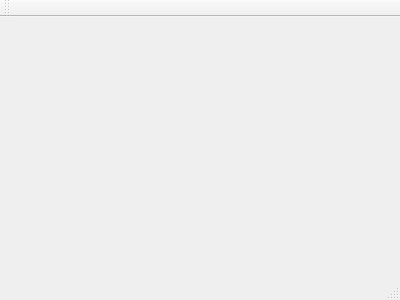
This is interface/Interface/mainwindow.ui in ZouJennie/iReCheck as Qt 5 draws it before an edit. The edited form follows.
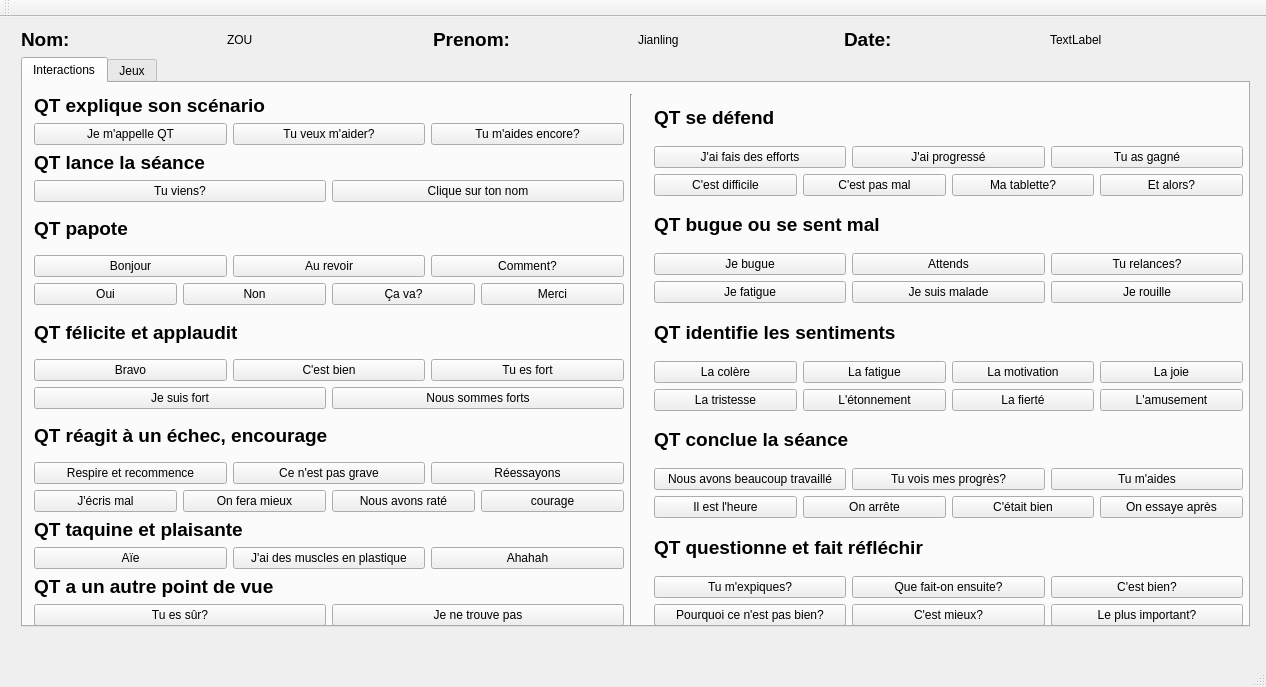
This is the edited form. The open tabs and pages were chosen to show the change.

What changed in the file:
```diff
--- a/interface/Interface/mainwindow.ui
+++ b/interface/Interface/mainwindow.ui
@@ -1,24 +1,1205 @@
 <ui version="4.0">
  <class>MainWindow</class>
- <widget class="QMainWindow" name="MainWindow" >
-  <property name="geometry" >
+ <widget class="QMainWindow" name="MainWindow">
+  <property name="geometry">
    <rect>
     <x>0</x>
     <y>0</y>
-    <width>400</width>
-    <height>300</height>
+    <width>1266</width>
+    <height>687</height>
    </rect>
   </property>
   <property name="windowTitle" >
    <string>MainWindow</string>
   </property>
-  <widget class="QMenuBar" name="menuBar" />
-  <widget class="QToolBar" name="mainToolBar" />
-  <widget class="QWidget" name="centralWidget" />
-  <widget class="QStatusBar" name="statusBar" />
+  <widget class="QWidget" name="centralWidget">
+   <widget class="QWidget" name="layoutWidget">
+    <property name="geometry">
+     <rect>
+      <x>10</x>
+      <y>0</y>
+      <width>1251</width>
+      <height>621</height>
+     </rect>
+    </property>
+    <layout class="QVBoxLayout" name="verticalLayout_4">
+     <item>
+      <layout class="QHBoxLayout" name="horizontalLayout">
+       <item>
+        <widget class="QLabel" name="nom">
+         <property name="font">
+          <font>
+           <pointsize>14</pointsize>
+           <weight>75</weight>
+           <bold>true</bold>
+          </font>
+         </property>
+         <property name="text">
+          <string>Nom:</string>
+         </property>
+        </widget>
+       </item>
+       <item>
+        <widget class="QLabel" name="show_nom">
+         <property name="text">
+          <string>ZOU</string>
+         </property>
+        </widget>
+       </item>
+       <item>
+        <widget class="QLabel" name="prenom">
+         <property name="font">
+          <font>
+           <pointsize>14</pointsize>
+           <weight>75</weight>
+           <bold>true</bold>
+          </font>
+         </property>
+         <property name="text">
+          <string>Prenom:</string>
+         </property>
+        </widget>
+       </item>
+       <item>
+        <widget class="QLabel" name="show_prenom">
+         <property name="text">
+          <string>Jianling</string>
+         </property>
+        </widget>
+       </item>
+       <item>
+        <widget class="QLabel" name="date">
+         <property name="font">
+          <font>
+           <pointsize>14</pointsize>
+           <weight>75</weight>
+           <bold>true</bold>
+          </font>
+         </property>
+         <property name="text">
+          <string>Date:</string>
+         </property>
+        </widget>
+       </item>
+       <item>
+        <widget class="QLabel" name="show_date">
+         <property name="text">
+          <string>TextLabel</string>
+         </property>
+        </widget>
+       </item>
+      </layout>
+     </item>
+     <item>
+      <widget class="QTabWidget" name="tabWidget">
+       <property name="currentIndex">
+        <number>1</number>
+       </property>
+       <widget class="QWidget" name="tab">
+        <attribute name="title">
+         <string>Interactions</string>
+        </attribute>
+        <widget class="QWidget" name="">
+         <property name="geometry">
+          <rect>
+           <x>0</x>
+           <y>0</y>
+           <width>1231</width>
+           <height>554</height>
+          </rect>
+         </property>
+         <layout class="QHBoxLayout" name="horizontalLayout_2">
+          <item>
+           <layout class="QVBoxLayout" name="verticalLayout">
+            <item>
+             <layout class="QVBoxLayout" name="verticalLayout_3">
+              <item>
+               <widget class="QLabel" name="label">
+                <property name="font">
+                 <font>
+                  <pointsize>14</pointsize>
+                  <weight>75</weight>
+                  <bold>true</bold>
+                 </font>
+                </property>
+                <property name="text">
+                 <string>QT explique son scénario</string>
+                </property>
+               </widget>
+              </item>
+              <item>
+               <layout class="QHBoxLayout" name="horizontalLayout_3">
+                <item>
+                 <widget class="QPushButton" name="je_mappelle_qt">
+                  <property name="text">
+                   <string>Je m'appelle QT</string>
+                  </property>
+                 </widget>
+                </item>
+                <item>
+                 <widget class="QPushButton" name="tu_veux_maider">
+                  <property name="text">
+                   <string>Tu veux m'aider?</string>
+                  </property>
+                 </widget>
+                </item>
+                <item>
+                 <widget class="QPushButton" name="tu_maides_encore">
+                  <property name="text">
+                   <string>Tu m'aides encore?</string>
+                  </property>
+                 </widget>
+                </item>
+               </layout>
+              </item>
+              <item>
+               <widget class="QLabel" name="label_2">
+                <property name="font">
+                 <font>
+                  <pointsize>14</pointsize>
+                  <weight>75</weight>
+                  <bold>true</bold>
+                 </font>
+                </property>
+                <property name="text">
+                 <string>QT lance la séance</string>
+                </property>
+               </widget>
+              </item>
+              <item>
+               <layout class="QHBoxLayout" name="horizontalLayout_4">
+                <item>
+                 <widget class="QPushButton" name="tu_viens">
+                  <property name="text">
+                   <string>Tu viens?</string>
+                  </property>
+                 </widget>
+                </item>
+                <item>
+                 <widget class="QPushButton" name="clique_ton_nom">
+                  <property name="text">
+                   <string>Clique sur ton nom</string>
+                  </property>
+                 </widget>
+                </item>
+               </layout>
+              </item>
+             </layout>
+            </item>
+            <item>
+             <layout class="QVBoxLayout" name="verticalLayout_5">
+              <item>
+               <widget class="QLabel" name="label_3">
+                <property name="font">
+                 <font>
+                  <pointsize>14</pointsize>
+                  <weight>75</weight>
+                  <bold>true</bold>
+                 </font>
+                </property>
+                <property name="text">
+                 <string>QT papote</string>
+                </property>
+               </widget>
+              </item>
+              <item>
+               <layout class="QHBoxLayout" name="horizontalLayout_6">
+                <item>
+                 <widget class="QPushButton" name="bonjour">
+                  <property name="text">
+                   <string>Bonjour</string>
+                  </property>
+                 </widget>
+                </item>
+                <item>
+                 <widget class="QPushButton" name="au_revoir">
+                  <property name="text">
+                   <string>Au revoir</string>
+                  </property>
+                 </widget>
+                </item>
+                <item>
+                 <widget class="QPushButton" name="comment">
+                  <property name="text">
+                   <string>Comment?</string>
+                  </property>
+                 </widget>
+                </item>
+               </layout>
+              </item>
+              <item>
+               <layout class="QHBoxLayout" name="horizontalLayout_5">
+                <item>
+                 <widget class="QPushButton" name="oui">
+                  <property name="text">
+                   <string>Oui</string>
+                  </property>
+                 </widget>
+                </item>
+                <item>
+                 <widget class="QPushButton" name="non">
+                  <property name="text">
+                   <string>Non</string>
+                  </property>
+                 </widget>
+                </item>
+                <item>
+                 <widget class="QPushButton" name="ca_va">
+                  <property name="text">
+                   <string>Ça va?</string>
+                  </property>
+                 </widget>
+                </item>
+                <item>
+                 <widget class="QPushButton" name="merci">
+                  <property name="text">
+                   <string>Merci</string>
+                  </property>
+                 </widget>
+                </item>
+               </layout>
+              </item>
+             </layout>
+            </item>
+            <item>
+             <layout class="QVBoxLayout" name="verticalLayout_7">
+              <item>
+               <widget class="QLabel" name="label_4">
+                <property name="font">
+                 <font>
+                  <pointsize>14</pointsize>
+                  <weight>75</weight>
+                  <bold>true</bold>
+                 </font>
+                </property>
+                <property name="text">
+                 <string>QT félicite et applaudit</string>
+                </property>
+               </widget>
+              </item>
+              <item>
+               <layout class="QHBoxLayout" name="horizontalLayout_8">
+                <item>
+                 <widget class="QPushButton" name="bravo">
+                  <property name="text">
+                   <string>Bravo</string>
+                  </property>
+                 </widget>
+                </item>
+                <item>
+                 <widget class="QPushButton" name="cest_bien">
+                  <property name="text">
+                   <string>C'est bien</string>
+                  </property>
+                 </widget>
+                </item>
+                <item>
+                 <widget class="QPushButton" name="tu_es_fort">
+                  <property name="text">
+                   <string>Tu es fort</string>
+                  </property>
+                 </widget>
+                </item>
+               </layout>
+              </item>
+              <item>
+               <layout class="QHBoxLayout" name="horizontalLayout_7">
+                <item>
+                 <widget class="QPushButton" name="jsuis_fort">
+                  <property name="text">
+                   <string>Je suis fort</string>
+                  </property>
+                 </widget>
+                </item>
+                <item>
+                 <widget class="QPushButton" name="nous_sommes_forts">
+                  <property name="text">
+                   <string>Nous sommes forts</string>
+                  </property>
+                 </widget>
+                </item>
+               </layout>
+              </item>
+             </layout>
+            </item>
+            <item>
+             <layout class="QVBoxLayout" name="verticalLayout_8">
+              <item>
+               <widget class="QLabel" name="label_5">
+                <property name="font">
+                 <font>
+                  <pointsize>14</pointsize>
+                  <weight>75</weight>
+                  <bold>true</bold>
+                 </font>
+                </property>
+                <property name="text">
+                 <string>QT réagit à un échec, encourage</string>
+                </property>
+               </widget>
+              </item>
+              <item>
+               <layout class="QHBoxLayout" name="horizontalLayout_10">
+                <item>
+                 <widget class="QPushButton" name="respire">
+                  <property name="text">
+                   <string>Respire et recommence</string>
+                  </property>
+                 </widget>
+                </item>
+                <item>
+                 <widget class="QPushButton" name="pas_grave">
+                  <property name="text">
+                   <string>Ce n'est pas grave</string>
+                  </property>
+                 </widget>
+                </item>
+                <item>
+                 <widget class="QPushButton" name="reessayons">
+                  <property name="text">
+                   <string>Réessayons</string>
+                  </property>
+                 </widget>
+                </item>
+               </layout>
+              </item>
+              <item>
+               <layout class="QHBoxLayout" name="horizontalLayout_9">
+                <item>
+                 <widget class="QPushButton" name="ecris_mal">
+                  <property name="text">
+                   <string>J'écris mal</string>
+                  </property>
+                 </widget>
+                </item>
+                <item>
+                 <widget class="QPushButton" name="fera_mieux">
+                  <property name="text">
+                   <string>On fera mieux</string>
+                  </property>
+                 </widget>
+                </item>
+                <item>
+                 <widget class="QPushButton" name="nous_avons_rate">
+                  <property name="text">
+                   <string>Nous avons raté</string>
+                  </property>
+                 </widget>
+                </item>
+                <item>
+                 <widget class="QPushButton" name="courage">
+                  <property name="text">
+                   <string>courage</string>
+                  </property>
+                 </widget>
+                </item>
+               </layout>
+              </item>
+             </layout>
+            </item>
+            <item>
+             <layout class="QVBoxLayout" name="verticalLayout_9">
+              <item>
+               <widget class="QLabel" name="label_6">
+                <property name="font">
+                 <font>
+                  <pointsize>14</pointsize>
+                  <weight>75</weight>
+                  <bold>true</bold>
+                 </font>
+                </property>
+                <property name="text">
+                 <string>QT taquine et plaisante</string>
+                </property>
+               </widget>
+              </item>
+              <item>
+               <layout class="QHBoxLayout" name="horizontalLayout_11">
+                <item>
+                 <widget class="QPushButton" name="aie">
+                  <property name="text">
+                   <string>Aïe</string>
+                  </property>
+                 </widget>
+                </item>
+                <item>
+                 <widget class="QPushButton" name="muscle_plastique">
+                  <property name="text">
+                   <string>J'ai des muscles en plastique</string>
+                  </property>
+                 </widget>
+                </item>
+                <item>
+                 <widget class="QPushButton" name="ahahah">
+                  <property name="text">
+                   <string>Ahahah</string>
+                  </property>
+                 </widget>
+                </item>
+               </layout>
+              </item>
+              <item>
+               <widget class="QLabel" name="label_7">
+                <property name="font">
+                 <font>
+                  <pointsize>14</pointsize>
+                  <weight>75</weight>
+                  <bold>true</bold>
+                 </font>
+                </property>
+                <property name="text">
+                 <string>QT a un autre point de vue</string>
+                </property>
+               </widget>
+              </item>
+              <item>
+               <layout class="QHBoxLayout" name="horizontalLayout_12">
+                <item>
+                 <widget class="QPushButton" name="tu_es_sur">
+                  <property name="text">
+                   <string>Tu es sûr?</string>
+                  </property>
+                 </widget>
+                </item>
+                <item>
+                 <widget class="QPushButton" name="je_trouve_pas">
+                  <property name="text">
+                   <string>Je ne trouve pas</string>
+                  </property>
+                 </widget>
+                </item>
+               </layout>
+              </item>
+             </layout>
+            </item>
+           </layout>
+          </item>
+          <item>
+           <widget class="Line" name="line_2">
+            <property name="orientation">
+             <enum>Qt::Vertical</enum>
+            </property>
+           </widget>
+          </item>
+          <item>
+           <spacer name="horizontalSpacer">
+            <property name="orientation">
+             <enum>Qt::Horizontal</enum>
+            </property>
+            <property name="sizeType">
+             <enum>QSizePolicy::Fixed</enum>
+            </property>
+            <property name="sizeHint" stdset="0">
+             <size>
+              <width>15</width>
+              <height>1</height>
+             </size>
+            </property>
+           </spacer>
+          </item>
+          <item>
+           <layout class="QVBoxLayout" name="verticalLayout_2">
+            <item>
+             <layout class="QVBoxLayout" name="verticalLayout_10">
+              <item>
+               <widget class="QLabel" name="label_8">
+                <property name="font">
+                 <font>
+                  <pointsize>14</pointsize>
+                  <weight>75</weight>
+                  <bold>true</bold>
+                 </font>
+                </property>
+                <property name="text">
+                 <string>QT se défend</string>
+                </property>
+               </widget>
+              </item>
+              <item>
+               <layout class="QHBoxLayout" name="horizontalLayout_15">
+                <item>
+                 <widget class="QPushButton" name="fais_effort">
+                  <property name="text">
+                   <string>J'ai fais des efforts</string>
+                  </property>
+                 </widget>
+                </item>
+                <item>
+                 <widget class="QPushButton" name="progresse">
+                  <property name="text">
+                   <string>J'ai progressé</string>
+                  </property>
+                 </widget>
+                </item>
+                <item>
+                 <widget class="QPushButton" name="gagne">
+                  <property name="text">
+                   <string>Tu as gagné</string>
+                  </property>
+                 </widget>
+                </item>
+               </layout>
+              </item>
+              <item>
+               <layout class="QHBoxLayout" name="horizontalLayout_13">
+                <item>
+                 <widget class="QPushButton" name="difficile">
+                  <property name="text">
+                   <string>C'est difficile</string>
+                  </property>
+                 </widget>
+                </item>
+                <item>
+                 <widget class="QPushButton" name="pas_mal">
+                  <property name="text">
+                   <string>C'est pas mal</string>
+                  </property>
+                 </widget>
+                </item>
+                <item>
+                 <widget class="QPushButton" name="ma_tablette">
+                  <property name="text">
+                   <string>Ma tablette?</string>
+                  </property>
+                 </widget>
+                </item>
+                <item>
+                 <widget class="QPushButton" name="et_alors">
+                  <property name="text">
+                   <string>Et alors?</string>
+                  </property>
+                 </widget>
+                </item>
+               </layout>
+              </item>
+             </layout>
+            </item>
+            <item>
+             <layout class="QVBoxLayout" name="verticalLayout_12">
+              <item>
+               <widget class="QLabel" name="label_9">
+                <property name="font">
+                 <font>
+                  <pointsize>14</pointsize>
+                  <weight>75</weight>
+                  <bold>true</bold>
+                 </font>
+                </property>
+                <property name="text">
+                 <string>QT bugue ou se sent mal</string>
+                </property>
+               </widget>
+              </item>
+              <item>
+               <layout class="QHBoxLayout" name="horizontalLayout_17">
+                <item>
+                 <widget class="QPushButton" name="je_bugue">
+                  <property name="text">
+                   <string>Je bugue</string>
+                  </property>
+                 </widget>
+                </item>
+                <item>
+                 <widget class="QPushButton" name="attends">
+                  <property name="text">
+                   <string>Attends</string>
+                  </property>
+                 </widget>
+                </item>
+                <item>
+                 <widget class="QPushButton" name="tu_relance">
+                  <property name="text">
+                   <string>Tu relances?</string>
+                  </property>
+                 </widget>
+                </item>
+               </layout>
+              </item>
+              <item>
+               <layout class="QHBoxLayout" name="horizontalLayout_16">
+                <item>
+                 <widget class="QPushButton" name="je_fatigue">
+                  <property name="text">
+                   <string>Je fatigue</string>
+                  </property>
+                 </widget>
+                </item>
+                <item>
+                 <widget class="QPushButton" name="je_malade">
+                  <property name="text">
+                   <string>Je suis malade</string>
+                  </property>
+                 </widget>
+                </item>
+                <item>
+                 <widget class="QPushButton" name="je_rouille">
+                  <property name="text">
+                   <string>Je rouille</string>
+                  </property>
+                 </widget>
+                </item>
+               </layout>
+              </item>
+             </layout>
+            </item>
+            <item>
+             <layout class="QVBoxLayout" name="verticalLayout_13">
+              <item>
+               <widget class="QLabel" name="label_10">
+                <property name="font">
+                 <font>
+                  <pointsize>14</pointsize>
+                  <weight>75</weight>
+                  <bold>true</bold>
+                 </font>
+                </property>
+                <property name="text">
+                 <string>QT identifie les sentiments</string>
+                </property>
+               </widget>
+              </item>
+              <item>
+               <layout class="QHBoxLayout" name="horizontalLayout_18">
+                <item>
+                 <widget class="QPushButton" name="la_colere">
+                  <property name="text">
+                   <string>La colère</string>
+                  </property>
+                 </widget>
+                </item>
+                <item>
+                 <widget class="QPushButton" name="la_fatigue">
+                  <property name="text">
+                   <string>La fatigue</string>
+                  </property>
+                 </widget>
+                </item>
+                <item>
+                 <widget class="QPushButton" name="la_motivation">
+                  <property name="text">
+                   <string>La motivation</string>
+                  </property>
+                 </widget>
+                </item>
+                <item>
+                 <widget class="QPushButton" name="la_joie">
+                  <property name="text">
+                   <string>La joie</string>
+                  </property>
+                 </widget>
+                </item>
+               </layout>
+              </item>
+              <item>
+               <layout class="QHBoxLayout" name="horizontalLayout_19">
+                <item>
+                 <widget class="QPushButton" name="la_tristesse">
+                  <property name="text">
+                   <string>La tristesse</string>
+                  </property>
+                 </widget>
+                </item>
+                <item>
+                 <widget class="QPushButton" name="etonnment">
+                  <property name="text">
+                   <string>L'étonnement</string>
+                  </property>
+                 </widget>
+                </item>
+                <item>
+                 <widget class="QPushButton" name="la_fierte">
+                  <property name="text">
+                   <string>La fierté</string>
+                  </property>
+                 </widget>
+                </item>
+                <item>
+                 <widget class="QPushButton" name="amusement">
+                  <property name="text">
+                   <string>L'amusement</string>
+                  </property>
+                 </widget>
+                </item>
+               </layout>
+              </item>
+             </layout>
+            </item>
+            <item>
+             <layout class="QVBoxLayout" name="verticalLayout_14">
+              <item>
+               <widget class="QLabel" name="label_11">
+                <property name="font">
+                 <font>
+                  <pointsize>14</pointsize>
+                  <weight>75</weight>
+                  <bold>true</bold>
+                 </font>
+                </property>
+                <property name="text">
+                 <string>QT conclue la séance</string>
+                </property>
+               </widget>
+              </item>
+              <item>
+               <layout class="QHBoxLayout" name="horizontalLayout_21">
+                <item>
+                 <widget class="QPushButton" name="bcp_travaille">
+                  <property name="text">
+                   <string>Nous avons beaucoup travaillé</string>
+                  </property>
+                 </widget>
+                </item>
+                <item>
+                 <widget class="QPushButton" name="mes_progres">
+                  <property name="text">
+                   <string>Tu vois mes progrès?</string>
+                  </property>
+                 </widget>
+                </item>
+                <item>
+                 <widget class="QPushButton" name="tu_maide">
+                  <property name="text">
+                   <string>Tu m'aides</string>
+                  </property>
+                 </widget>
+                </item>
+               </layout>
+              </item>
+              <item>
+               <layout class="QHBoxLayout" name="horizontalLayout_20">
+                <item>
+                 <widget class="QPushButton" name="il_est_lheure">
+                  <property name="text">
+                   <string>Il est l'heure</string>
+                  </property>
+                 </widget>
+                </item>
+                <item>
+                 <widget class="QPushButton" name="on_arrete">
+                  <property name="text">
+                   <string>On arrête</string>
+                  </property>
+                 </widget>
+                </item>
+                <item>
+                 <widget class="QPushButton" name="cetait_bien">
+                  <property name="text">
+                   <string>C'était bien</string>
+                  </property>
+                 </widget>
+                </item>
+                <item>
+                 <widget class="QPushButton" name="on_essaye">
+                  <property name="text">
+                   <string>On essaye après</string>
+                  </property>
+                 </widget>
+                </item>
+               </layout>
+              </item>
+             </layout>
+            </item>
+            <item>
+             <layout class="QVBoxLayout" name="verticalLayout_15">
+              <item>
+               <widget class="QLabel" name="label_12">
+                <property name="font">
+                 <font>
+                  <pointsize>14</pointsize>
+                  <weight>75</weight>
+                  <bold>true</bold>
+                 </font>
+                </property>
+                <property name="text">
+                 <string>QT questionne et fait réfléchir</string>
+                </property>
+               </widget>
+              </item>
+              <item>
+               <layout class="QHBoxLayout" name="horizontalLayout_22">
+                <item>
+                 <widget class="QPushButton" name="tu_mexplique">
+                  <property name="text">
+                   <string>Tu m'expiques?</string>
+                  </property>
+                 </widget>
+                </item>
+                <item>
+                 <widget class="QPushButton" name="ensuite">
+                  <property name="text">
+                   <string>Que fait-on ensuite?</string>
+                  </property>
+                 </widget>
+                </item>
+                <item>
+                 <widget class="QPushButton" name="bien">
+                  <property name="text">
+                   <string>C'est bien?</string>
+                  </property>
+                 </widget>
+                </item>
+               </layout>
+              </item>
+              <item>
+               <layout class="QHBoxLayout" name="horizontalLayout_23">
+                <item>
+                 <widget class="QPushButton" name="pk_pas_bien">
+                  <property name="text">
+                   <string>Pourquoi ce n'est pas bien?</string>
+                  </property>
+                 </widget>
+                </item>
+                <item>
+                 <widget class="QPushButton" name="cest_mieux">
+                  <property name="text">
+                   <string>C'est mieux?</string>
+                  </property>
+                 </widget>
+                </item>
+                <item>
+                 <widget class="QPushButton" name="plus_important">
+                  <property name="text">
+                   <string>Le plus important?</string>
+                  </property>
+                 </widget>
+                </item>
+               </layout>
+              </item>
+             </layout>
+            </item>
+           </layout>
+          </item>
+         </layout>
+        </widget>
+       </widget>
+       <widget class="QWidget" name="tab_2">
+        <attribute name="title">
+         <string>Jeux</string>
+        </attribute>
+        <widget class="QSplitter" name="splitter_10">
+         <property name="geometry">
+          <rect>
+           <x>160</x>
+           <y>70</y>
+           <width>921</width>
+           <height>401</height>
+          </rect>
+         </property>
+         <property name="orientation">
+          <enum>Qt::Vertical</enum>
+         </property>
+         <widget class="QSplitter" name="splitter_7">
+          <property name="orientation">
+           <enum>Qt::Vertical</enum>
+          </property>
+          <widget class="QSplitter" name="splitter_5">
+           <property name="orientation">
+            <enum>Qt::Horizontal</enum>
+           </property>
+           <widget class="QSplitter" name="splitter">
+            <property name="orientation">
+             <enum>Qt::Vertical</enum>
+            </property>
+            <widget class="QLabel" name="label_13">
+             <property name="sizePolicy">
+              <sizepolicy hsizetype="Expanding" vsizetype="Preferred">
+               <horstretch>0</horstretch>
+               <verstretch>0</verstretch>
+              </sizepolicy>
+             </property>
+             <property name="font">
+              <font>
+               <pointsize>18</pointsize>
+               <weight>75</weight>
+               <bold>true</bold>
+              </font>
+             </property>
+             <property name="text">
+              <string>Jeu Poursuite</string>
+             </property>
+            </widget>
+            <widget class="QWidget" name="horizontalLayoutWidget">
+             <layout class="QHBoxLayout" name="horizontalLayout_14">
+              <item>
+               <widget class="QPushButton" name="poursuite_lance">
+                <property name="text">
+                 <string>Lancement</string>
+                </property>
+               </widget>
+              </item>
+              <item>
+               <widget class="QPushButton" name="poursuite_expli">
+                <property name="text">
+                 <string>Explication</string>
+                </property>
+               </widget>
+              </item>
+             </layout>
+            </widget>
+           </widget>
+           <widget class="Line" name="line">
+            <property name="orientation">
+             <enum>Qt::Vertical</enum>
+            </property>
+           </widget>
+           <widget class="QSplitter" name="splitter_2">
+            <property name="orientation">
+             <enum>Qt::Vertical</enum>
+            </property>
+            <widget class="QLabel" name="label_14">
+             <property name="font">
+              <font>
+               <pointsize>18</pointsize>
+               <weight>75</weight>
+               <bold>true</bold>
+              </font>
+             </property>
+             <property name="text">
+              <string>Jeu Pression</string>
+             </property>
+            </widget>
+            <widget class="QWidget" name="horizontalLayoutWidget_2">
+             <layout class="QHBoxLayout" name="horizontalLayout_24">
+              <item>
+               <widget class="QPushButton" name="pression_lance">
+                <property name="text">
+                 <string>Lancement</string>
+                </property>
+               </widget>
+              </item>
+              <item>
+               <widget class="QPushButton" name="pression_expli">
+                <property name="text">
+                 <string>Explication</string>
+                </property>
+               </widget>
+              </item>
+             </layout>
+            </widget>
+           </widget>
+          </widget>
+          <widget class="Line" name="line_4">
+           <property name="orientation">
+            <enum>Qt::Horizontal</enum>
+           </property>
+          </widget>
+          <widget class="QSplitter" name="splitter_6">
+           <property name="orientation">
+            <enum>Qt::Horizontal</enum>
+           </property>
+           <widget class="QSplitter" name="splitter_3">
+            <property name="sizePolicy">
+             <sizepolicy hsizetype="Preferred" vsizetype="Expanding">
+              <horstretch>0</horstretch>
+              <verstretch>0</verstretch>
+             </sizepolicy>
+            </property>
+            <property name="orientation">
+             <enum>Qt::Vertical</enum>
+            </property>
+            <widget class="QLabel" name="label_15">
+             <property name="font">
+              <font>
+               <pointsize>18</pointsize>
+               <weight>75</weight>
+               <bold>true</bold>
+              </font>
+             </property>
+             <property name="text">
+              <string>Jeu Tilt</string>
+             </property>
+            </widget>
+            <widget class="QWidget" name="horizontalLayoutWidget_3">
+             <layout class="QHBoxLayout" name="horizontalLayout_25">
+              <item>
+               <widget class="QPushButton" name="tilt_lance">
+                <property name="text">
+                 <string>Lancement</string>
+                </property>
+               </widget>
+              </item>
+              <item>
+               <widget class="QPushButton" name="tilt_expli">
+                <property name="text">
+                 <string>Explication</string>
+                </property>
+               </widget>
+              </item>
+             </layout>
+            </widget>
+           </widget>
+           <widget class="Line" name="line_3">
+            <property name="orientation">
+             <enum>Qt::Vertical</enum>
+            </property>
+           </widget>
+           <widget class="QSplitter" name="splitter_4">
+            <property name="sizePolicy">
+             <sizepolicy hsizetype="Preferred" vsizetype="Expanding">
+              <horstretch>0</horstretch>
+              <verstretch>0</verstretch>
+             </sizepolicy>
+            </property>
+            <property name="orientation">
+             <enum>Qt::Vertical</enum>
+            </property>
+            <widget class="QLabel" name="label_16">
+             <property name="font">
+              <font>
+               <pointsize>18</pointsize>
+               <weight>75</weight>
+               <bold>true</bold>
+              </font>
+             </property>
+             <property name="text">
+              <string>Jeu Twister</string>
+             </property>
+            </widget>
+            <widget class="QWidget" name="horizontalLayoutWidget_4">
+             <layout class="QHBoxLayout" name="horizontalLayout_26">
+              <item>
+               <widget class="QPushButton" name="twister_lance">
+                <property name="text">
+                 <string>Lancement</string>
+                </property>
+               </widget>
+              </item>
+              <item>
+               <widget class="QPushButton" name="twister_expli">
+                <property name="text">
+                 <string>Explication</string>
+                </property>
+               </widget>
+              </item>
+             </layout>
+            </widget>
+           </widget>
+          </widget>
+         </widget>
+         <widget class="QSplitter" name="splitter_9">
+          <property name="orientation">
+           <enum>Qt::Vertical</enum>
+          </property>
+          <widget class="QLabel" name="label_17">
+           <property name="font">
+            <font>
+             <pointsize>18</pointsize>
+             <weight>75</weight>
+             <bold>true</bold>
+            </font>
+           </property>
+           <property name="text">
+            <string>QT commente les jeux</string>
+           </property>
+          </widget>
+          <widget class="QSplitter" name="splitter_8">
+           <property name="orientation">
+            <enum>Qt::Horizontal</enum>
+           </property>
+           <widget class="QPushButton" name="triche">
+            <property name="sizePolicy">
+             <sizepolicy hsizetype="Fixed" vsizetype="Fixed">
+              <horstretch>0</horstretch>
+              <verstretch>0</verstretch>
+             </sizepolicy>
+            </property>
+            <property name="text">
+             <string>Tu triches</string>
+            </property>
+           </widget>
+           <widget class="QPushButton" name="facile">
+            <property name="sizePolicy">
+             <sizepolicy hsizetype="Fixed" vsizetype="Fixed">
+              <horstretch>0</horstretch>
+              <verstretch>0</verstretch>
+             </sizepolicy>
+            </property>
+            <property name="text">
+             <string>C'est trop facile?</string>
+            </property>
+           </widget>
+           <widget class="QPushButton" name="trop_difficile">
+            <property name="sizePolicy">
+             <sizepolicy hsizetype="Fixed" vsizetype="Fixed">
+              <horstretch>0</horstretch>
+              <verstretch>0</verstretch>
+             </sizepolicy>
+            </property>
+            <property name="text">
+             <string>C'est trop difficle?</string>
+            </property>
+           </widget>
+           <widget class="QPushButton" name="boum">
+            <property name="sizePolicy">
+             <sizepolicy hsizetype="Fixed" vsizetype="Fixed">
+              <horstretch>0</horstretch>
+              <verstretch>0</verstretch>
+             </sizepolicy>
+            </property>
+            <property name="text">
+             <string>Et boum</string>
+            </property>
+           </widget>
+           <widget class="QPushButton" name="pas_trop_vite">
+            <property name="sizePolicy">
+             <sizepolicy hsizetype="Fixed" vsizetype="Fixed">
+              <horstretch>0</horstretch>
+              <verstretch>0</verstretch>
+             </sizepolicy>
+            </property>
+            <property name="text">
+             <string>Pas trop vite</string>
+            </property>
+            <property name="iconSize">
+             <size>
+              <width>16</width>
+              <height>16</height>
+             </size>
+            </property>
+           </widget>
+          </widget>
+         </widget>
+        </widget>
+        <zorder>label_15</zorder>
+        <zorder>label_13</zorder>
+        <zorder>horizontalLayoutWidget</zorder>
+        <zorder>label_14</zorder>
+        <zorder>horizontalLayoutWidget_2</zorder>
+        <zorder>splitter_3</zorder>
+        <zorder>splitter_4</zorder>
+        <zorder>label_17</zorder>
+        <zorder>line</zorder>
+        <zorder>line_3</zorder>
+        <zorder>line_4</zorder>
+        <zorder>horizontalLayoutWidget_5</zorder>
+        <zorder>boum</zorder>
+       </widget>
+      </widget>
+     </item>
+    </layout>
+   </widget>
+  </widget>
+  <widget class="QMenuBar" name="menuBar">
+   <property name="geometry">
+    <rect>
+     <x>0</x>
+     <y>0</y>
+     <width>1266</width>
+     <height>25</height>
+    </rect>
+   </property>
+  </widget>
+  <widget class="QToolBar" name="mainToolBar">
+   <attribute name="toolBarArea">
+    <enum>TopToolBarArea</enum>
+   </attribute>
+   <attribute name="toolBarBreak">
+    <bool>false</bool>
+   </attribute>
+  </widget>
+  <widget class="QStatusBar" name="statusBar"/>
  </widget>
- <layoutDefault spacing="6" margin="11" />
- <pixmapfunction></pixmapfunction>
+ <layoutdefault spacing="6" margin="11"/>
  <resources/>
  <connections/>
 </ui>
```
Left out of the diff: 5 changed lines with no effect on the pictures.
